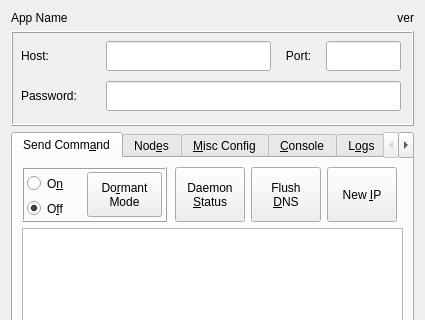
First picture: the form in tor-util-ng.ui, repository GIJack/tor-util, before the edit; both pictures show x 0 to 425 and y 0 to 320 of the 425 by 480 pixel window.
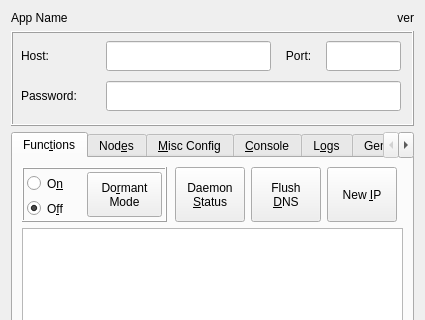
Second picture: the form after the edit. Icons and pictures are not drawn.

Commit message: renamed "Send Commands" to "Functions", and some more name cleanups

What changed in the file:
```diff
--- a/tor-util-ng.ui
+++ b/tor-util-ng.ui
@@ -210,7 +210,7 @@
        <string>Send API Commands to TOR Router over network</string>
       </property>
       <attribute name="title">
-       <string>Send Comm&amp;and</string>
+       <string>Func&amp;tions</string>
       </attribute>
       <layout class="QGridLayout" name="gridLayout">
        <item row="0" column="6">
```
Left out of the diff: 4 changed lines with no effect on the pictures.
